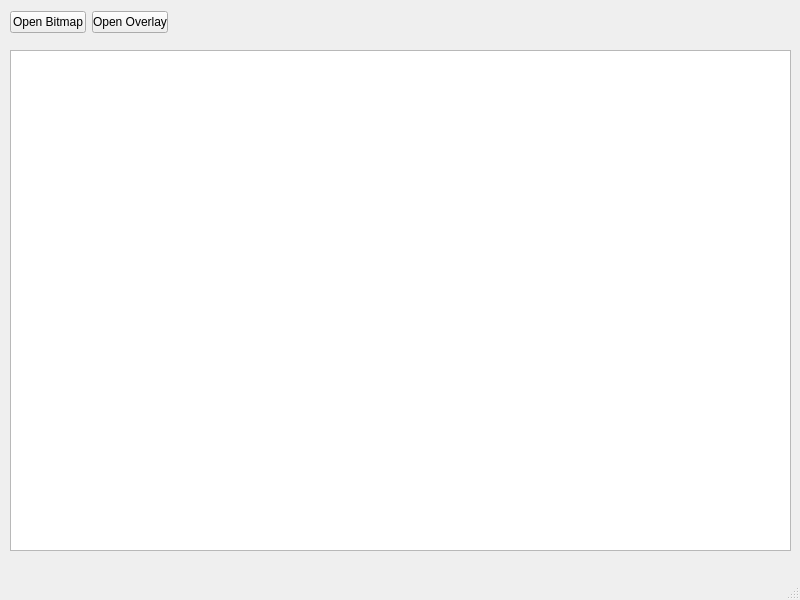
elguy/LabAssignment1, file mainwindow.ui: the form before one commit.
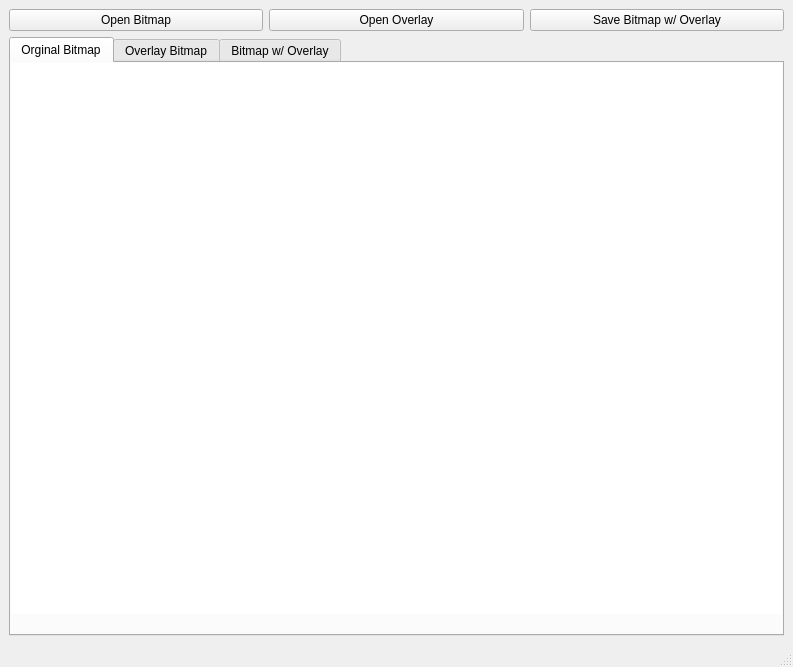
The form after the commit. The open tabs and pages were chosen to show the change.

Commit message: add graphics view for overlay and overlaid bitmaps

Diff of the .ui file:
```diff
--- a/mainwindow.ui
+++ b/mainwindow.ui
@@ -6,33 +6,16 @@
    <rect>
     <x>0</x>
     <y>0</y>
-    <width>800</width>
-    <height>600</height>
+    <width>793</width>
+    <height>667</height>
    </rect>
   </property>
   <property name="windowTitle">
    <string>MainWindow</string>
   </property>
   <widget class="QWidget" name="centralwidget">
-   <widget class="QGraphicsView" name="graphicsView">
-    <property name="geometry">
-     <rect>
-      <x>10</x>
-      <y>50</y>
-      <width>781</width>
-      <height>501</height>
-     </rect>
-    </property>
-   </widget>
-   <widget class="QWidget" name="layoutWidget">
-    <property name="geometry">
-     <rect>
-      <x>10</x>
-      <y>10</y>
-      <width>158</width>
-      <height>25</height>
-     </rect>
-    </property>
+   <layout class="QGridLayout" name="gridLayout">
+    <item row="0" column="0">
     <layout class="QHBoxLayout" name="horizontalLayout">
      <item>
       <widget class="QPushButton" name="btnOpenBitmap">
@@ -48,8 +31,86 @@
        </property>
       </widget>
      </item>
-    </layout>
-   </widget>
+      <item>
+       <widget class="QPushButton" name="pushButton_2">
+        <property name="text">
+         <string>Save Bitmap w/ Overlay</string>
+        </property>
+       </widget>
+      </item>
+     </layout>
+    </item>
+    <item row="1" column="0">
+     <widget class="QTabWidget" name="tabWidget">
+      <property name="currentIndex">
+       <number>2</number>
+      </property>
+      <widget class="QWidget" name="tab">
+       <attribute name="title">
+        <string>Orginal Bitmap</string>
+       </attribute>
+       <widget class="QGraphicsView" name="graphicsView">
+        <property name="geometry">
+         <rect>
+          <x>0</x>
+          <y>0</y>
+          <width>771</width>
+          <height>551</height>
+         </rect>
+        </property>
+        <property name="frameShape">
+         <enum>QFrame::NoFrame</enum>
+        </property>
+        <property name="frameShadow">
+         <enum>QFrame::Plain</enum>
+        </property>
+        <property name="lineWidth">
+         <number>0</number>
+        </property>
+       </widget>
+      </widget>
+      <widget class="QWidget" name="tab_2">
+       <attribute name="title">
+        <string>Overlay Bitmap</string>
+       </attribute>
+       <widget class="QGraphicsView" name="graphicsView_2">
+        <property name="geometry">
+         <rect>
+          <x>0</x>
+          <y>0</y>
+          <width>771</width>
+          <height>551</height>
+         </rect>
+        </property>
+        <property name="frameShape">
+         <enum>QFrame::NoFrame</enum>
+        </property>
+        <property name="frameShadow">
+         <enum>QFrame::Plain</enum>
+        </property>
+        <property name="lineWidth">
+         <number>0</number>
+        </property>
+       </widget>
+      </widget>
+      <widget class="QWidget" name="tab_3">
+       <attribute name="title">
+        <string>Bitmap w/ Overlay</string>
+       </attribute>
+       <widget class="QGraphicsView" name="graphicsView_3">
+        <property name="geometry">
+         <rect>
+          <x>0</x>
+          <y>0</y>
+          <width>771</width>
+          <height>551</height>
+         </rect>
+        </property>
+       </widget>
+      </widget>
+     </widget>
+    </item>
+   </layout>
   </widget>
   <widget class="QMenuBar" name="menubar">
    <property name="geometry">
```
Left out of the diff: 4 changed lines with no effect on the pictures. Lines whose indentation alone changed are shown as unchanged.
